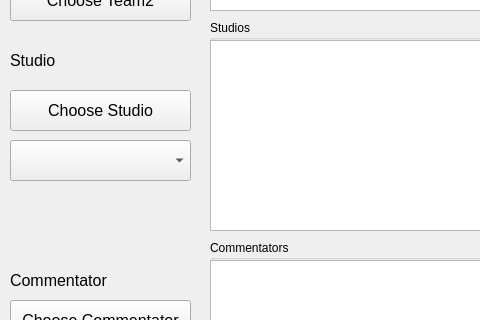
The window that DataBaseCybersport/MatchCreationDialog.ui (Inlucker/DataBaseCybersport) describes before a commit, drawn with Qt 5; both pictures show x 0 to 480 and y 250 to 570 of the 882 by 759 pixel window.
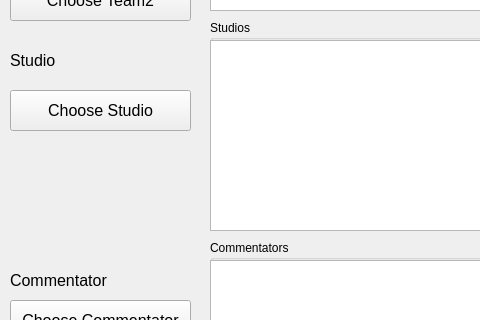
The same window after the commit.

The edit to the form file:
```diff
--- a/DataBaseCybersport/MatchCreationDialog.ui
+++ b/DataBaseCybersport/MatchCreationDialog.ui
@@ -36,21 +36,6 @@
     </property>
    </widget>
   </widget>
-  <widget class="QComboBox" name="studios_comboBox">
-   <property name="geometry">
-    <rect>
-     <x>10</x>
-     <y>390</y>
-     <width>181</width>
-     <height>41</height>
-    </rect>
-   </property>
-   <property name="font">
-    <font>
-     <pointsize>12</pointsize>
-    </font>
-   </property>
-  </widget>
   <widget class="QGroupBox" name="groupBox_2">
    <property name="geometry">
     <rect>
```
